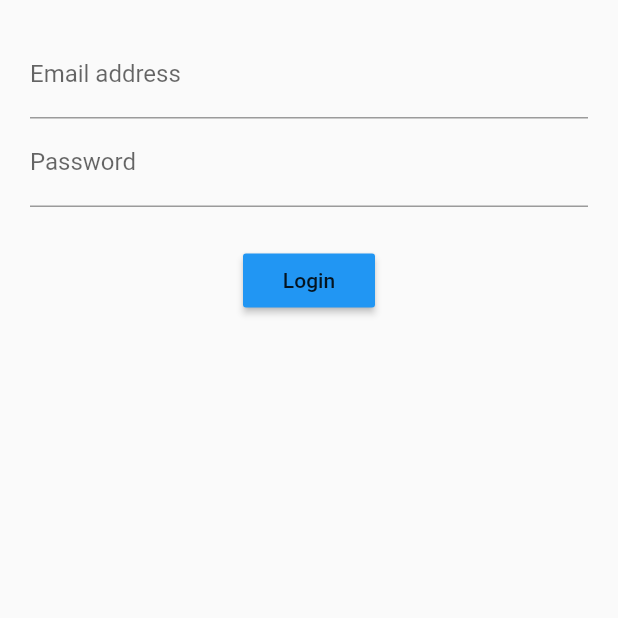
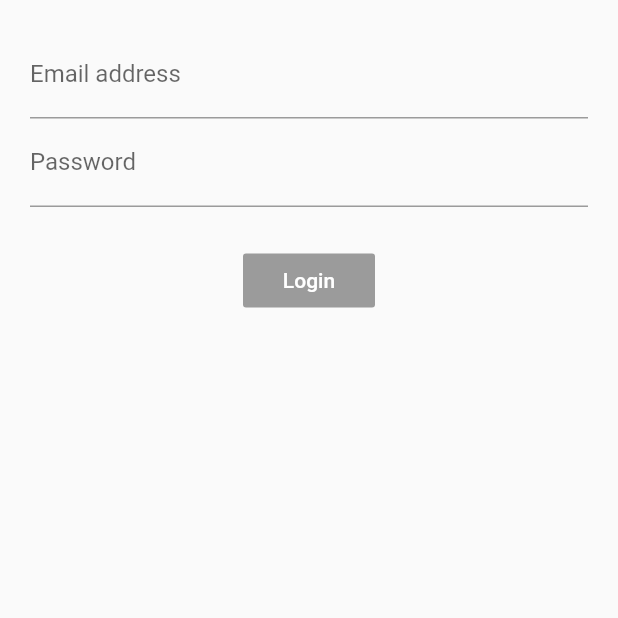
Before and after one commit to nathanqueija/login_bloc, a Flutter app: the screen it shows after launch, on a phone screen of 412 x 824 dp, the top half of it. Run offline on Flutter 3.47's test engine with Material 2 defaults, Android fonts, the phone set to English and light mode, and no system bars; our stand-ins replace rxdart.

Commit message:
Refactor BLOC patter to use rxdart

```diff
--- a/lib/src/blocs/bloc.dart
+++ b/lib/src/blocs/bloc.dart
@@ -1,17 +1,28 @@
 import 'dart:async';
 import 'validators.dart';
+import 'package:rxdart/rxdart.dart';
 
 class Bloc extends Validators {
-  final _email = StreamController<String>();
-  final _password = StreamController<String>();
+  final _email = BehaviorSubject<String>();
+  final _password = BehaviorSubject<String>();
 
   // Allow add data to stream
   Stream<String> get email => _email.stream.transform(validateEmail);
   Stream<String> get password => _password.stream.transform(validatePassword);
 
+  Stream<bool> get submitValid =>
+      Observable.combineLatest2(email, password, (email, password) => true);
+
   //Change data
   Function(String) get changeEmail => _email.sink.add;
   Function(String) get changePassword => _password.sink.add;
+
+  submit() {
+    final validEmail = _email.value;
+    final validPassword = _password.value;
+    print('Email is $validEmail');
+    print('Password is $validPassword');
+  }
 
   dispose() {
     _email.close();
--- a/lib/src/screens/login_screen.dart
+++ b/lib/src/screens/login_screen.dart
@@ -16,7 +16,7 @@ class LoginScreen extends StatelessWidget {
           Container(
             margin: EdgeInsets.only(top: 25.0),
           ),
-          submitButton(),
+          submitButton(bloc),
         ],
       ),
     );
@@ -57,11 +57,17 @@ class LoginScreen extends StatelessWidget {
     );
   }
 
-  Widget submitButton() {
-    return RaisedButton(
-      child: Text('Login'),
-      color: Colors.blue,
-      onPressed: () {},
+  Widget submitButton(Bloc bloc) {
+    return StreamBuilder(
+      stream: bloc.submitValid,
+      builder: (context, snapshot) {
+        return RaisedButton(
+          child: Text('Login'),
+          color: Colors.blue,
+          textColor: Colors.white,
+          onPressed: snapshot.hasData ? bloc.submit : null,
+        );
+      },
     );
   }
 }
--- a/pubspec.yaml
+++ b/pubspec.yaml
@@ -8,6 +8,8 @@ dependencies:
   # The following adds the Cupertino Icons font to your application.
   # Use with the CupertinoIcons class for iOS style icons.
   cupertino_icons: ^0.1.2
+
+  rxdart: ^0.16.7
 
 dev_dependencies:
   flutter_test:
```
Also changed, not shown: pubspec.lock.
